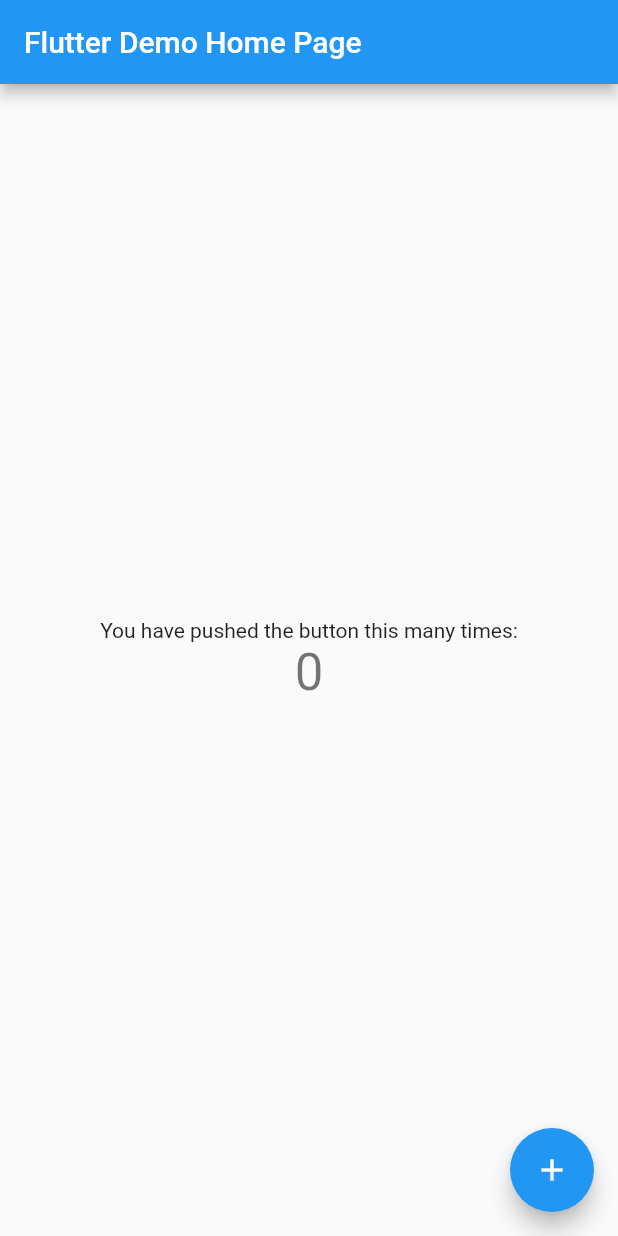
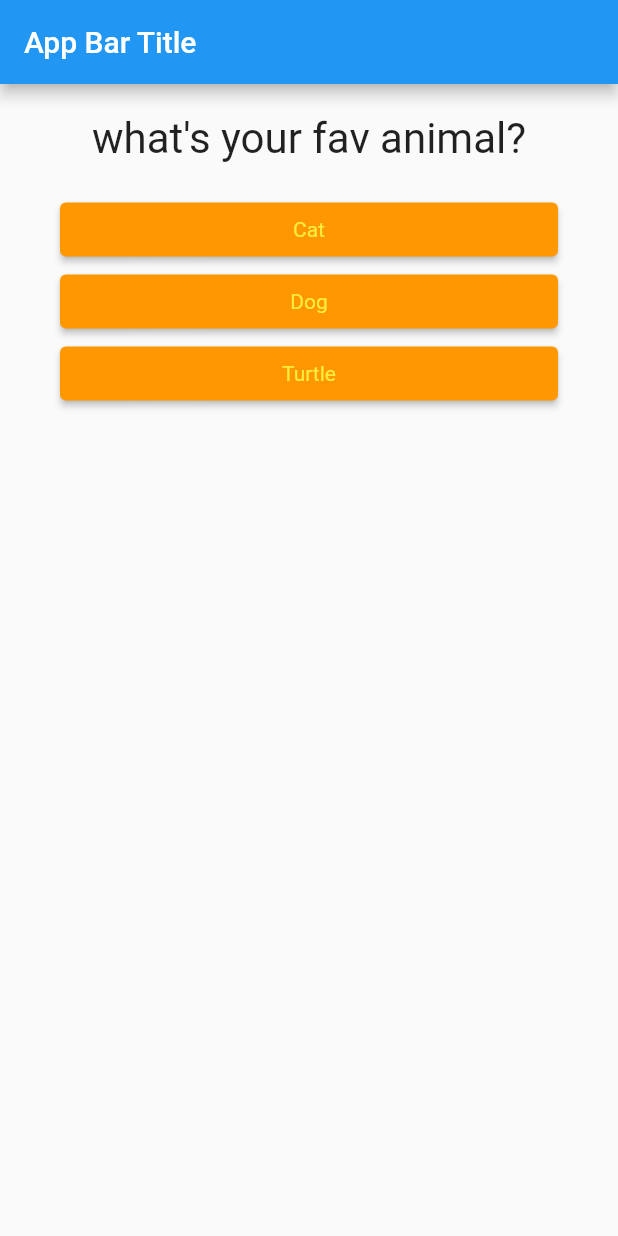
Before and after one commit to wdinau/flutter_complete_guide, a Flutter app: the screen it shows after launch, on a phone screen of 412 x 824 dp. Run offline on Flutter 3.47's test engine with Material 2 defaults, Android fonts, the phone set to English and light mode, and no system bars.

Commit message:
generally finished exercise 1

```diff
--- /dev/null
+++ b/lib/answer.dart
@@ -0,0 +1,24 @@
+import 'package:flutter/material.dart';
+
+class Answer extends StatelessWidget {
+  final VoidCallback onPressed;
+  final String answer;
+
+  static ButtonStyle style = ElevatedButton.styleFrom(
+    primary: Colors.orange,
+    onPrimary: Colors.yellow,
+    textStyle: TextStyle(color: Colors.white),
+  );
+
+  Answer(this.onPressed, this.answer);
+
+  @override
+  Widget build(BuildContext context) {
+    return Container(
+      width: double.infinity,
+      margin: EdgeInsets.only(left: 40, right: 40),
+      child: ElevatedButton(
+          style: style, onPressed: onPressed, child: Text(answer)),
+    );
+  }
+}
--- a/lib/main.dart
+++ b/lib/main.dart
@@ -1,115 +1,70 @@
 import 'package:flutter/material.dart';
 
-void main() {
-  runApp(const MyApp());
-}
+import 'quiz.dart';
+import 'result.dart';
 
-class MyApp extends StatelessWidget {
-  const MyApp({Key? key}) : super(key: key);
+void main() => runApp(MyApp());
 
-  // This widget is the root of your application.
+class MyApp extends StatefulWidget {
   @override
-  Widget build(BuildContext context) {
-    return MaterialApp(
-      title: 'Flutter Demo',
-      theme: ThemeData(
-        // This is the theme of your application.
-        //
-        // Try running your application with "flutter run". You'll see the
-        // application has a blue toolbar. Then, without quitting the app, try
-        // changing the primarySwatch below to Colors.green and then invoke
-        // "hot reload" (press "r" in the console where you ran "flutter run",
-        // or simply save your changes to "hot reload" in a Flutter IDE).
-        // Notice that the counter didn't reset back to zero; the application
-        // is not restarted.
-        primarySwatch: Colors.blue,
-      ),
-      home: const MyHomePage(title: 'Flutter Demo Home Page'),
-    );
+  State<StatefulWidget> createState() {
+    return _MyAppState();
   }
 }
 
-class MyHomePage extends StatefulWidget {
-  const MyHomePage({Key? key, required this.title}) : super(key: key);
+class _MyAppState extends State<MyApp> {
+  static const questions = [
+    {
+      "question": "what's your fav animal?",
+      "answers": [
+        {"text": "Cat", "score": 10},
+        {"text": "Dog", "score": 20},
+        {"text": "Turtle", "score": 40},
+      ]
+    },
+    {
+      "question": "what's your fav color?",
+      "answers": [
+        {"text": "Black", "score": 10},
+        {"text": "Red", "score": 20},
+        {"text": "Purple", "score": 40},
+        {"text": "Pink", "score": 60},
+      ]
+    },
+    {
+      "question": "who's your fav person?",
+      "answers": [
+        {"text": "Mark", "score": 10},
+        {"text": "Jones", "score": 40},
+      ]
+    },
+  ];
 
-  // This widget is the home page of your application. It is stateful, meaning
-  // that it has a State object (defined below) that contains fields that affect
-  // how it looks.
+  var _questionIndex = 0;
+  var _totalScore = 0;
 
-  // This class is the configuration for the state. It holds the values (in this
-  // case the title) provided by the parent (in this case the App widget) and
-  // used by the build method of the State. Fields in a Widget subclass are
-  // always marked "final".
+  void _onPressed(int score) {
+    setState(() {
+      _questionIndex++;
+      _totalScore += score;
+    });
+  }
 
-  final String title;
-
-  @override
-  State<MyHomePage> createState() => _MyHomePageState();
-}
-
-class _MyHomePageState extends State<MyHomePage> {
-  int _counter = 0;
-
-  void _incrementCounter() {
+  void _onClearResult() {
     setState(() {
-      // This call to setState tells the Flutter framework that something has
-      // changed in this State, which causes it to rerun the build method below
-      // so that the display can reflect the updated values. If we changed
-      // _counter without calling setState(), then the build method would not be
-      // called again, and so nothing would appear to happen.
-      _counter++;
+      _questionIndex = 0;
+      _totalScore = 0;
     });
   }
 
   @override
   Widget build(BuildContext context) {
-    // This method is rerun every time setState is called, for instance as done
-    // by the _incrementCounter method above.
-    //
-    // The Flutter framework has been optimized to make rerunning build methods
-    // fast, so that you can just rebuild anything that needs updating rather
-    // than having to individually change instances of widgets.
-    return Scaffold(
-      appBar: AppBar(
-        // Here we take the value from the MyHomePage object that was created by
-        // the App.build method, and use it to set our appbar title.
-        title: Text(widget.title),
-      ),
-      body: Center(
-        // Center is a layout widget. It takes a single child and positions it
-        // in the middle of the parent.
-        child: Column(
-          // Column is also a layout widget. It takes a list of children and
-          // arranges them vertically. By default, it sizes itself to fit its
-          // children horizontally, and tries to be as tall as its parent.
-          //
-          // Invoke "debug painting" (press "p" in the console, choose the
-          // "Toggle Debug Paint" action from the Flutter Inspector in Android
-          // Studio, or the "Toggle Debug Paint" command in Visual Studio Code)
-          // to see the wireframe for each widget.
-          //
-          // Column has various properties to control how it sizes itself and
-          // how it positions its children. Here we use mainAxisAlignment to
-          // center the children vertically; the main axis here is the vertical
-          // axis because Columns are vertical (the cross axis would be
-          // horizontal).
-          mainAxisAlignment: MainAxisAlignment.center,
-          children: <Widget>[
-            const Text(
-              'You have pushed the button this many times:',
-            ),
-            Text(
-              '$_counter',
-              style: Theme.of(context).textTheme.headline4,
-            ),
-          ],
-        ),
-      ),
-      floatingActionButton: FloatingActionButton(
-        onPressed: _incrementCounter,
-        tooltip: 'Increment',
-        child: const Icon(Icons.add),
-      ), // This trailing comma makes auto-formatting nicer for build methods.
+    return MaterialApp(
+      home: Scaffold(
+          appBar: AppBar(title: const Text('App Bar Title')),
+          body: _questionIndex < questions.length
+              ? Quiz(questions, _questionIndex, _onPressed)
+              : Result(_totalScore, _onClearResult)),
     );
   }
 }
--- /dev/null
+++ b/lib/question.dart
@@ -0,0 +1,19 @@
+import 'package:flutter/material.dart';
+
+class Question extends StatelessWidget {
+  const Question({Key? key, required this.questionText}) : super(key: key);
+  final String questionText;
+
+  @override
+  Widget build(BuildContext context) {
+    return Container(
+      width: double.infinity,
+      margin: EdgeInsets.all(20),
+      child: Text(
+        questionText,
+        style: TextStyle(fontSize: 28),
+        textAlign: TextAlign.center,
+      ),
+    );
+  }
+}
--- /dev/null
+++ b/lib/quiz.dart
@@ -0,0 +1,27 @@
+import 'package:flutter/material.dart';
+
+import 'answer.dart';
+import 'question.dart';
+
+class Quiz extends StatelessWidget {
+  final List<Map<String, Object>> questions;
+  final int questionIndex;
+  final Function(int) onPressed;
+
+  Quiz(this.questions, this.questionIndex, this.onPressed);
+
+  @override
+  Widget build(BuildContext context) {
+    return Container(
+        child: Column(
+      children: [
+        Question(questionText: questions[questionIndex]["question"] as String),
+        ...(questions[questionIndex]["answers"] as List<Map<String, Object>>)
+            .map((answer) {
+          return Answer(() => onPressed(answer["score"] as int),
+              answer["text"] as String);
+        })
+      ],
+    ));
+  }
+}
--- /dev/null
+++ b/lib/result.dart
@@ -0,0 +1,32 @@
+import 'package:flutter/material.dart';
+import 'question.dart';
+
+class Result extends StatelessWidget {
+  final int totalScore;
+  final VoidCallback clearResultHandler;
+
+  Result(this.totalScore, this.clearResultHandler);
+
+  String get resultPhrase {
+    var text = "";
+    if (totalScore <= 20) {
+      text += "You are likable";
+    } else if (totalScore <= 60) {
+      text += "You are Ok";
+    } else {
+      text += "You are awesome!";
+    }
+    return text;
+  }
+
+  @override
+  Widget build(BuildContext context) {
+    return Container(
+      child: Column(children: [
+        Question(questionText: "Total Score = " + totalScore.toString() + "\n"),
+        Center(child: Text(resultPhrase)),
+        ElevatedButton(onPressed: clearResultHandler, child: Text("Restart!"))
+      ]),
+    );
+  }
+}
```
Also changed, not shown: 1 other file.
